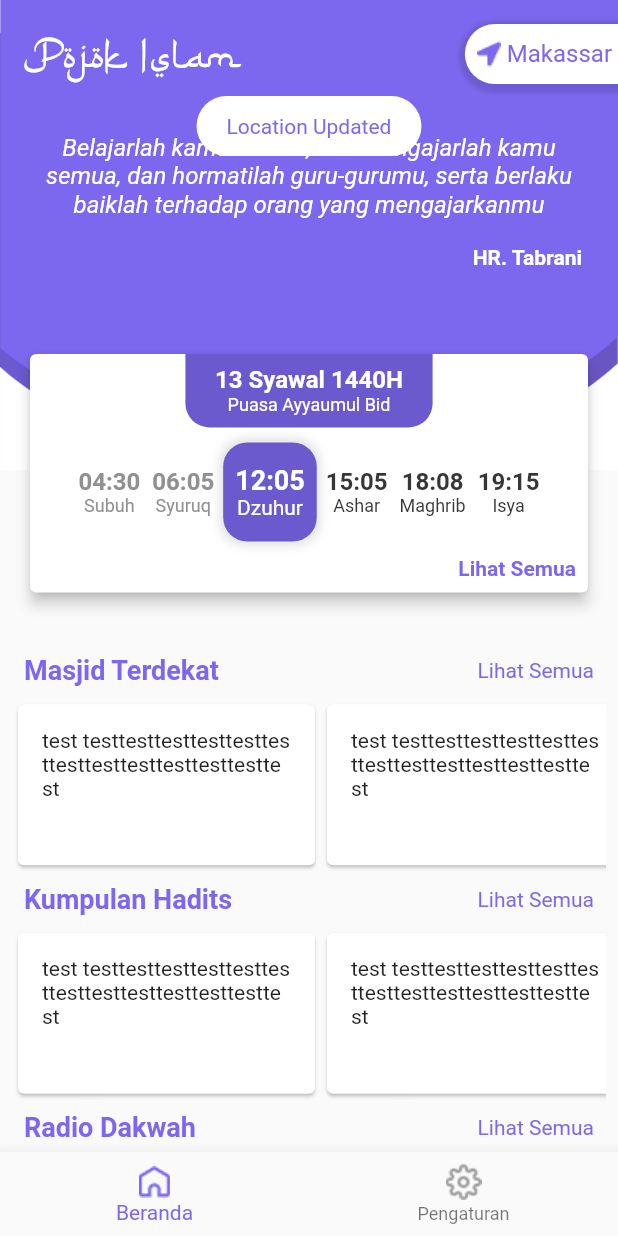
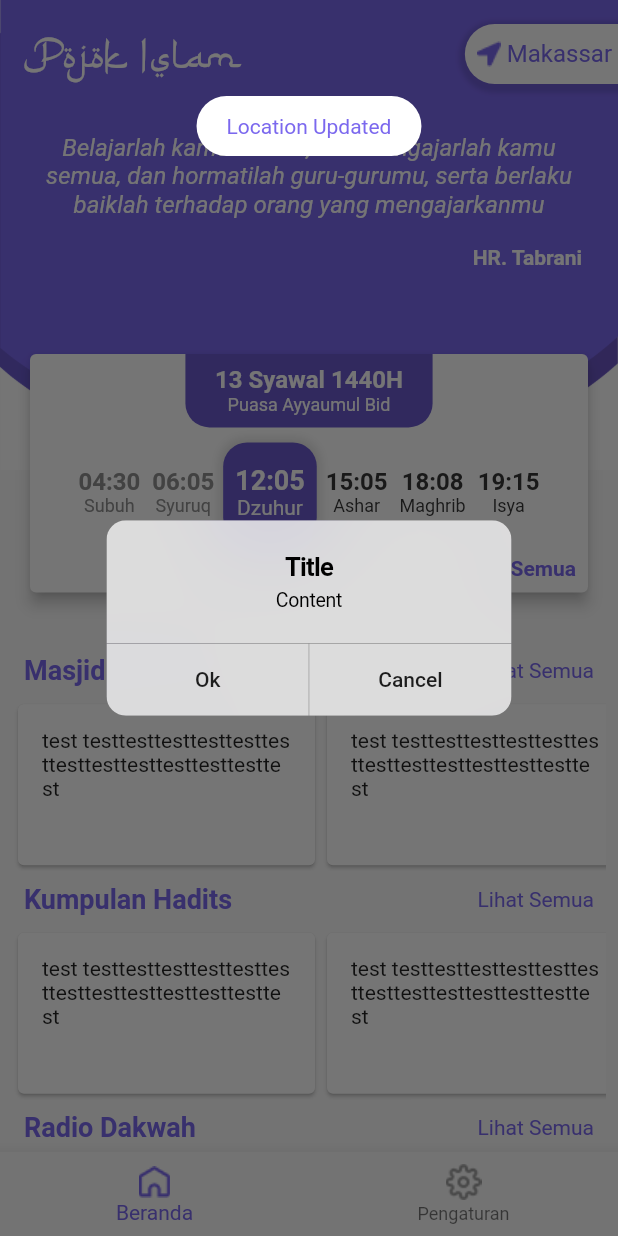
Before and after one commit to Lzyct/Pojok-Islam, a Flutter app: the screen it shows after launch, after a tap on "Makassar", on a phone screen of 412 x 824 dp. Run offline on Flutter 3.47's test engine with Material 2 defaults, Android fonts, the phone set to English and light mode, and no system bars; our stand-ins replace bloc, equatable, flutter_bloc, fluttertoast, geolocator, permission_handler.

```diff
--- a/lib/ui/home/bloc/home_bloc.dart
+++ b/lib/ui/home/bloc/home_bloc.dart
@@ -19,11 +19,11 @@ class HomeBloc extends Bloc<HomeEvent, HomeState> {
         getPermissionStatus();
 
         Position _position;
-        Geolocator geoLocator = Geolocator();
-        _position = await geoLocator.getCurrentPosition(
+        Geolocator _geoLocator = Geolocator();
+        _position = await _geoLocator.getCurrentPosition(
             desiredAccuracy: LocationAccuracy.best);
 
-        List<Placemark> _placemark = await geoLocator.placemarkFromCoordinates(_position.latitude, _position.longitude);
+        List<Placemark> _placemark = await _geoLocator.placemarkFromCoordinates(_position.latitude, _position.longitude);
 
         print(_placemark[0].country);
         print(_placemark[0].position);
--- a/lib/ui/home/home_page.dart
+++ b/lib/ui/home/home_page.dart
@@ -1,3 +1,4 @@
+import 'package:flutter/cupertino.dart';
 import 'package:flutter/material.dart';
 import 'package:flutter/widgets.dart';
 import 'package:flutter_bloc/flutter_bloc.dart';
@@ -7,13 +8,16 @@ import 'package:pojok_islam/resources/strings.dart';
 import 'package:pojok_islam/ui/home/bloc/bloc.dart';
 import 'package:pojok_islam/ui/home/widget/home_widget.dart';
 import 'package:pojok_islam/utils/extensions.dart';
-import 'package:fluttertoast/fluttertoast.dart';
 
 class Home extends StatelessWidget {
   const Home({Key key}) : super(key: key);
 
   @override
   Widget build(BuildContext context) {
+    // ignore: close_sinks
+    final _homeBloc = BlocProvider.of<HomeBloc>(context);
+    _homeBloc.add(GetLocationEvent());
+
     return CustomScrollView(
       slivers: <Widget>[
         SliverPersistentHeader(
@@ -63,9 +67,8 @@ class HeaderView extends SliverPersistentHeaderDelegate {
     final cardTopPosition = expandedHeight / 1.35 - shrinkOffset;
 
     // ignore: close_sinks
-    HomeBloc _homeBloc = BlocProvider.of<HomeBloc>(context);
+    final _homeBloc = BlocProvider.of<HomeBloc>(context);
 
-    _homeBloc.add(GetLocationEvent());
     return Stack(
       fit: StackFit.expand,
       overflow: Overflow.visible,
@@ -117,6 +120,23 @@ class HeaderView extends SliverPersistentHeaderDelegate {
                             onTap: () {
                               _homeBloc.add(GetLocationEvent());
                               context.toastInfo("Location Updated");
+                              showDialog(
+                                  context: context,
+                                  builder: (_) => CupertinoAlertDialog(
+                                        title: Text("Title"),
+                                        content: Text("Content"),
+                                        actions: <Widget>[
+                                          FlatButton(
+                                            onPressed: () {},
+                                            child: Text("Ok"),
+                                          ),
+                                          FlatButton(
+                                            onPressed: () {},
+                                            child: Text("Cancel"),
+                                          )
+                                        ],
+                                      ),
+                                  barrierDismissible: true);
                             },
                             child: Container(
                               padding: EdgeInsets.only(
```
Also changed, not shown: pubspec.yaml (+5 -5 lines), pubspec.lock, 5 other files.
